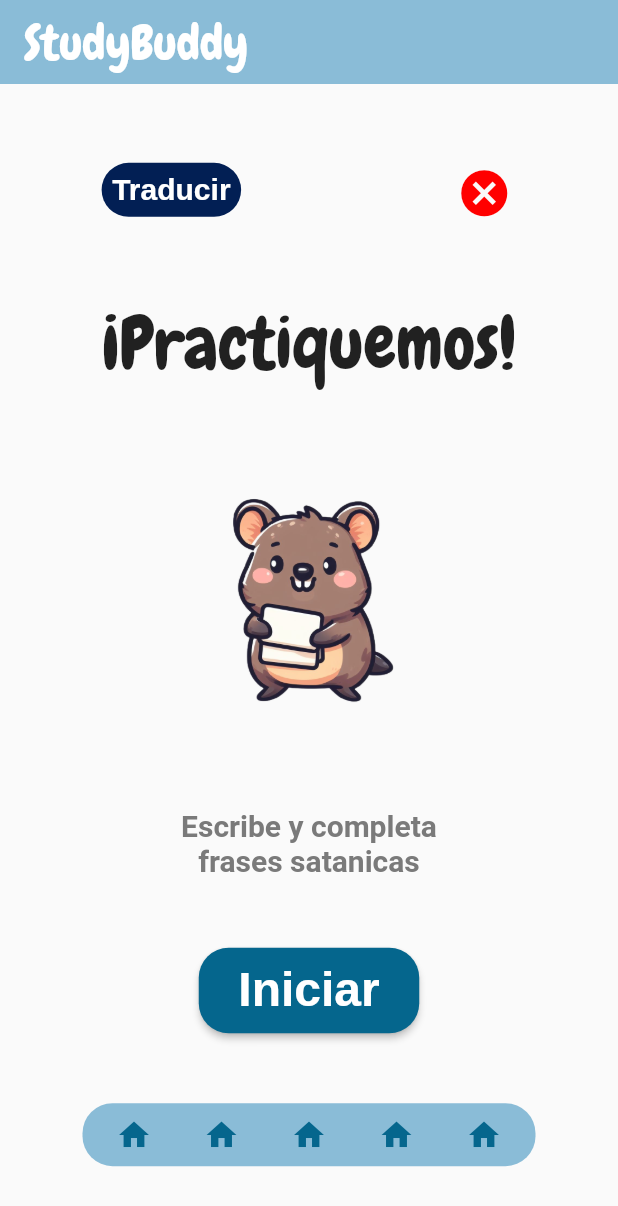
After one commit to Samvargasca/StudyBuddy, a Flutter app: the screen it shows after launch, after a tap on "Parejas", on a phone screen of 412 x 824 dp. The commit adds this screen. Shown: the top 1206 px of the screen. Run offline on Flutter 3.47's test engine with Material 2 defaults, Android fonts, the phone set to English and light mode, and no system bars; Roboto replaces fonts that are missing (Aribo).

Commit message:
Añadida la pagina de parejas

```diff
--- a/lib/src/pages/my_home_page.dart
+++ b/lib/src/pages/my_home_page.dart
@@ -1,5 +1,6 @@
 import 'package:flutter/material.dart';
 import 'package:study_buddy/src/colors/colors.dart';
+import 'package:study_buddy/src/pages/parejas_page.dart';
 import 'package:study_buddy/src/pages/traduccion_page.dart';
 
 class MyHomePage extends StatefulWidget {
@@ -22,10 +23,13 @@ class _MyHomePageState extends State<MyHomePage> {
       body: Container(
         color: azulClaro,
         child: Column(
+          mainAxisAlignment: MainAxisAlignment.center, // Centra los elementos verticalmente
           children: [
             const Expanded(
-              child: Text("Palabra"),
+              child: Text("¿Palabra?"),
             ),
+
+
             ElevatedButton(
               onPressed: () {
                 // Navegar a la segunda página cuando se presiona el botón
@@ -36,7 +40,22 @@ class _MyHomePageState extends State<MyHomePage> {
                 );
               },
               child: Text("Traducción"),
-            )
+            ),
+
+
+            ElevatedButton(
+              onPressed: () {
+                Navigator.of(context).push(
+                  MaterialPageRoute(
+                    builder: (context) => ParejasPage(),
+                  ),
+                );// Agrega aquí la acción para el botón "Parejas"
+                // Por ejemplo, puedes navegar a una página diferente
+              },
+              child: Text("Parejas"),
+            ),
+
+
           ],
         ),
       ),
--- /dev/null
+++ b/lib/src/pages/parejas_page.dart
@@ -0,0 +1,170 @@
+import 'package:flutter/material.dart';
+import 'package:study_buddy/src/colors/colors.dart';
+
+class ParejasPage extends StatefulWidget {
+  const ParejasPage({Key? key}) : super(key: key);
+
+  @override
+  _ParejasPage createState() => _ParejasPage();
+}
+
+class _ParejasPage extends State<ParejasPage> {
+  @override
+  Widget build(BuildContext context) {
+    return Scaffold(
+      appBar: AppBar(
+        title: const Text(
+          "StudyBuddy",
+          style: TextStyle(
+            fontFamily: "Chewy",
+            fontSize: 32,
+          ),
+        ),
+        automaticallyImplyLeading: false,
+        backgroundColor: azulClaro,
+        shadowColor: Colors.transparent,
+      ),
+      body: Column(
+        mainAxisAlignment: MainAxisAlignment.spaceEvenly,
+        children: [
+          Row(
+            mainAxisAlignment: MainAxisAlignment.spaceAround,
+            children: [
+              Container(
+                height: 36,
+                width: 93,
+                decoration: BoxDecoration(
+                  borderRadius: BorderRadius.circular(20),
+                  color: azulOscuro,
+                ),
+                child: const Center(
+                  child: Text(
+                    "Traducir",
+                    textAlign: TextAlign.center,
+                    style: TextStyle(
+                      fontFamily: "Arimo",
+                      fontSize: 20,
+                      fontWeight: FontWeight.bold,
+                      color: Colors.white,
+                    ),
+                  ),
+                ),
+              ),
+              IconButton(
+                onPressed: () {
+                  Navigator.of(context).pop();
+                },
+                icon: const Icon(
+                  Icons.cancel,
+                  color: rojo,
+                  size: 37,
+                ),
+              )
+            ],
+          ),
+          const Text(
+            "¡Practiquemos!",
+            style: TextStyle(fontFamily: "Chewy", fontSize: 48),
+          ),
+          Image.asset(
+            "assets/images/quokka-papeles.png",
+            width: 186,
+          ),
+          const SizedBox(
+            width: 185,
+            child: Text(
+              "Escribe y completa frases satanicas",
+              style: TextStyle(
+                fontFamily: "Aribo",
+                fontWeight: FontWeight.bold,
+                fontSize: 20,
+                color: gris,
+              ),
+              textAlign: TextAlign.center,
+            ),
+          ),
+          Container(
+            width: 147,
+            height: 57,
+            child: ElevatedButton(
+              onPressed: () {
+                print("hola");
+              },
+              style: ElevatedButton.styleFrom(
+                shape: RoundedRectangleBorder(
+                  borderRadius: BorderRadius.circular(20),
+                ),
+                backgroundColor: azulRey,
+              ),
+              child: const Text(
+                "Iniciar",
+                style: TextStyle(
+                    fontFamily: "Arimo",
+                    fontWeight: FontWeight.bold,
+                    fontSize: 32),
+              ),
+            ),
+          ),
+          Container(
+            width: 302,
+            height: 42,
+            decoration: BoxDecoration(
+              borderRadius: BorderRadius.circular(20),
+              color: azulClaro,
+            ),
+            child: const Row(
+              mainAxisAlignment: MainAxisAlignment.spaceEvenly,
+              children: [
+                SizedBox(
+                  child: IconButton(
+                    onPressed: null,
+                    icon: Icon(
+                      Icons.home,
+                      color: azulRey,
+                    ),
+                  ),
+                ),
+                SizedBox(
+                  child: IconButton(
+                    onPressed: null,
+                    icon: Icon(
+                      Icons.home,
+                      color: azulRey,
+                    ),
+                  ),
+                ),
+                SizedBox(
+                  child: IconButton(
+                    onPressed: null,
+                    icon: Icon(
+                      Icons.home,
+                      color: azulRey,
+                    ),
+                  ),
+                ),
+                SizedBox(
+                  child: IconButton(
+                    onPressed: null,
+                    icon: Icon(
+                      Icons.home,
+                      color: azulRey,
+                    ),
+                  ),
+                ),
+                SizedBox(
+                  child: IconButton(
+                    onPressed: null,
+                    icon: Icon(
+                      Icons.home,
+                      color: azulRey,
+                    ),
+                  ),
+                ),
+              ],
+            ),
+          )
+        ],
+      ),
+    );
+  }
+}
```
